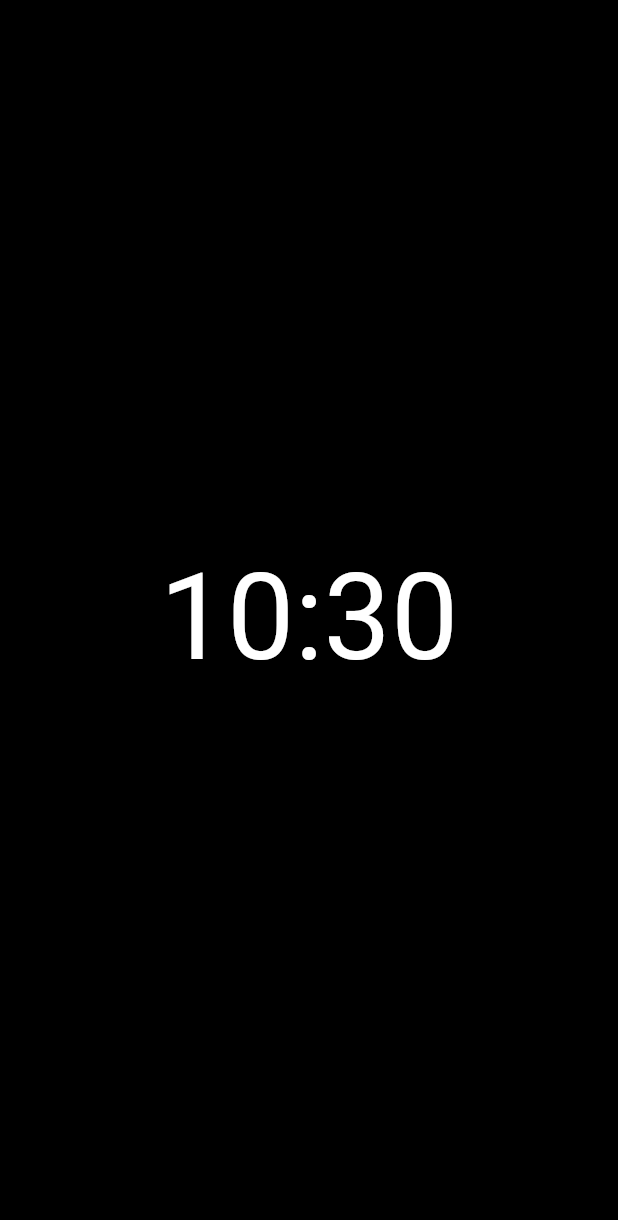
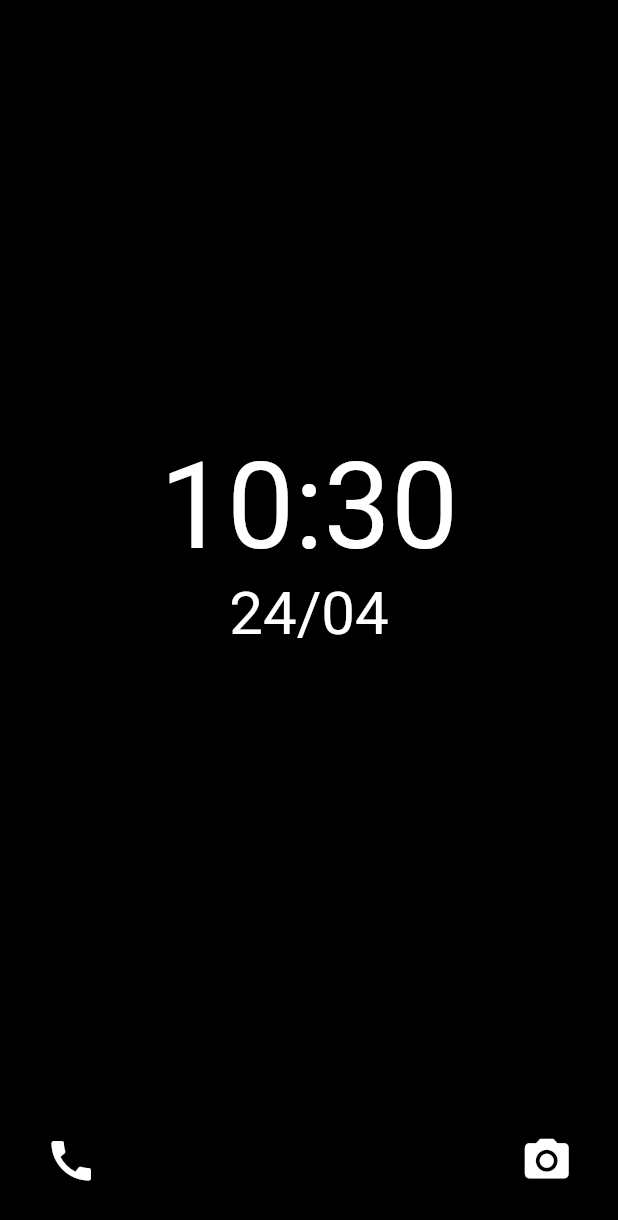
Before and after one commit to HernandoPinzon/todo_launcher, a Flutter app: the screen it shows after launch, on a phone screen of 412 x 824 dp. Shown: the top 1220 px of the screen. Run offline on Flutter 3.47's test engine with Material 2 defaults, Android fonts, the light colour scheme and no system bars; missing offline and left inert: device_apps, fuzzywuzzy.

Commit message:
Fix clock and add buttons to apps

```diff
--- a/lib/main.dart
+++ b/lib/main.dart
@@ -28,7 +28,7 @@ class MyApp extends StatelessWidget {
               theme: ThemeData(
                 primarySwatch: Colors.grey,
               ),
-              home: Scaffold(
+              home: const Scaffold(
                 body: Center(
                   child: CircularProgressIndicator(),
                 ),
--- /dev/null
+++ b/lib/pages/clock_page.dart
@@ -0,0 +1,121 @@
+import 'dart:async';
+
+import 'package:device_apps/device_apps.dart';
+import 'package:flutter/material.dart';
+import 'package:intl/intl.dart';
+
+class ClockPage extends StatefulWidget {
+  final List<Application>? appList;
+  const ClockPage({
+    super.key,
+    required this.appList,
+  });
+
+  @override
+  State<ClockPage> createState() => _ClockPageState();
+}
+
+class _ClockPageState extends State<ClockPage> {
+  String systemTime = getSystemTime();
+  @override
+  void initState() {
+    super.initState();
+    Timer.periodic(const Duration(seconds: 1), (_) {
+      if (mounted) {
+        setState(() {
+          systemTime = getSystemTime();
+        });
+      }
+    });
+  }
+
+  @override
+  Widget build(BuildContext context) {
+    return Center(
+      child: Column(
+        children: [
+          Expanded(
+            child: Column(
+              mainAxisAlignment: MainAxisAlignment.center,
+              children: [
+                GestureDetector(
+                  onTap: () {
+                    Application? app = widget.appList?.singleWhere((e) =>
+                        e.packageName.contains("clock") &&
+                        e.packageName.contains("android"));
+                    if (app != null) {
+                      DeviceApps.openApp(app.packageName);
+                    }
+                  },
+                  child: Text(
+                    systemTime.split(' ').first,
+                    style: const TextStyle(color: Colors.white, fontSize: 80),
+                  ),
+                ),
+                GestureDetector(
+                  onTap: () {
+                    Application? app = widget.appList?.singleWhere((e) =>
+                        e.packageName.contains("calendar") &&
+                        e.packageName.contains("android"));
+                    if (app != null) {
+                      DeviceApps.openApp(app.packageName);
+                    }
+                  },
+                  child: Text(
+                    systemTime.split(' ').last,
+                    style: const TextStyle(color: Colors.white, fontSize: 40),
+                  ),
+                ),
+              ],
+            ),
+          ),
+          //Add call and camera button here
+          Container(
+            height: 100,
+            padding: const EdgeInsets.symmetric(horizontal: 30),
+            child: Row(
+              mainAxisAlignment: MainAxisAlignment.spaceBetween,
+              children: [
+                GestureDetector(
+                  onTap: () {
+                    Application? app = widget.appList?.singleWhere((e) =>
+                        e.packageName.contains("dialer") &&
+                        e.packageName.contains("android"));
+                    if (app != null) {
+                      DeviceApps.openApp(app.packageName);
+                    }
+                  },
+                  child: const Icon(
+                    Icons.call,
+                    color: Colors.white,
+                    size: 35,
+                  ),
+                ),
+                GestureDetector(
+                  onTap: () {
+                    Application? app = widget.appList?.singleWhere((e) =>
+                        e.packageName.contains("camera") &&
+                        e.packageName.contains("android"));
+                    if (app != null) {
+                      DeviceApps.openApp(app.packageName);
+                    }
+                  },
+                  child: const Icon(
+                    Icons.camera_alt,
+                    color: Colors.white,
+                    size: 35,
+                  ),
+                ),
+              ],
+            ),
+          )
+        ],
+      ),
+    );
+  }
+}
+
+String getSystemTime() {
+  var now = DateTime.now();
+  return DateFormat('hh:mm dd/MM').format(now);
+}
--- a/lib/pages/home_page.dart
+++ b/lib/pages/home_page.dart
@@ -1,6 +1,7 @@
 import 'package:flutter/material.dart';
 import 'package:device_apps/device_apps.dart';
-import 'package:intl/intl.dart';
+import 'package:fuzzywuzzy/fuzzywuzzy.dart';
+import 'clock_page.dart';
 
 class HomePage extends StatefulWidget {
   final List<Application> appList;
@@ -13,6 +14,7 @@ class HomePage extends StatefulWidget {
 class _HomePageState extends State<HomePage> {
   List<Application> apps = [];
   TextEditingController searchingController = TextEditingController();
+  String systemTime = getSystemTime();
 
   @override
   void initState() {
@@ -51,32 +53,38 @@ class _HomePageState extends State<HomePage> {
                 if (value == 0) {
                   searchingController.text = '';
                   FocusScope.of(context).unfocus();
+                  setState(() {
+                    apps = [];
+                  });
                 }
               },
               children: [
-                Container(
-                  child: Center(
-                    child: Text(
-                      getSystemTime(),
-                      style: const TextStyle(color: Colors.white, fontSize: 80),
-                    ),
-                  ),
-                ),
+                ClockPage(appList: widget.appList),
                 Column(
                   children: [
                     Container(
                       color: Colors.black,
                       child: TextField(
                         autofocus: true,
-                        decoration: const InputDecoration(
-                          focusedBorder: UnderlineInputBorder(
+                        decoration: InputDecoration(
+                          focusedBorder: const UnderlineInputBorder(
                             borderSide: BorderSide(color: Colors.grey),
                           ),
                           hintText: ' Search',
-                          hintStyle: TextStyle(color: Colors.white),
-                          prefixIcon: Icon(
+                          hintStyle: const TextStyle(color: Colors.white),
+                          prefixIcon: const Icon(
                             Icons.search,
                             color: Colors.white,
+                          ),
+                          //add icon options
+                          suffixIcon: GestureDetector(
+                            //Open settings
+                            onTap: () =>
+                                DeviceApps.openApp('com.android.settings'),
+                            child: const Icon(
+                              Icons.settings,
+                              color: Colors.white,
+                            ),
                           ),
                         ),
                         style: const TextStyle(color: Colors.white),
@@ -84,9 +92,20 @@ class _HomePageState extends State<HomePage> {
                         onChanged: (value) {
                           setState(() {
                             apps = widget.appList
-                                .where((app) => app.appName
-                                    .toLowerCase()
-                                    .contains(value.toLowerCase()))
+                                .where((app) =>
+                                    partialRatio(app.appName, value) > 30 ||
+                                    partialRatio(
+                                            app.packageName.split('.').last,
+                                            value) >
+                                        30 ||
+                                    app.packageName
+                                        .split('.')
+                                        .last
+                                        .toLowerCase()
+                                        .contains(value.toLowerCase()) ||
+                                    app.appName
+                                        .toLowerCase()
+                                        .contains(value.toLowerCase()))
                                 .toList();
                           });
                         },
@@ -102,6 +121,9 @@ class _HomePageState extends State<HomePage> {
                           return GestureDetector(
                             onTap: () {
                               searchingController.text = '';
+                              setState(() {
+                                apps = [];
+                              });
                               DeviceApps.openApp(app.packageName);
                             },
                             child: ListTile(
@@ -129,8 +151,3 @@ class _HomePageState extends State<HomePage> {
     );
   }
 }
-
-String getSystemTime() {
-  var now = DateTime.now();
-  return DateFormat('kk:mm').format(now);
-}
--- a/pubspec.yaml
+++ b/pubspec.yaml
@@ -30,7 +30,7 @@ environment:
 dependencies:
   flutter:
     sdk: flutter
-
+  fuzzywuzzy: ^0.2.0
   device_apps: ^2.2.0
   intl: ^0.18.1
 
```
Also changed, not shown: pubspec.lock, 1 other file.
